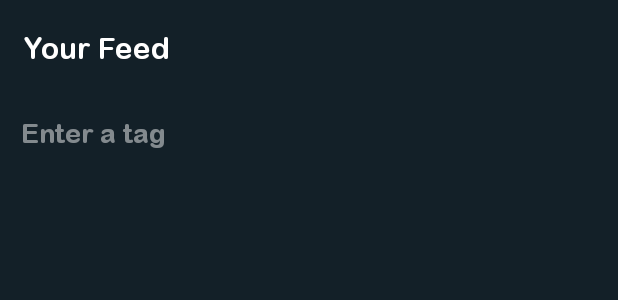
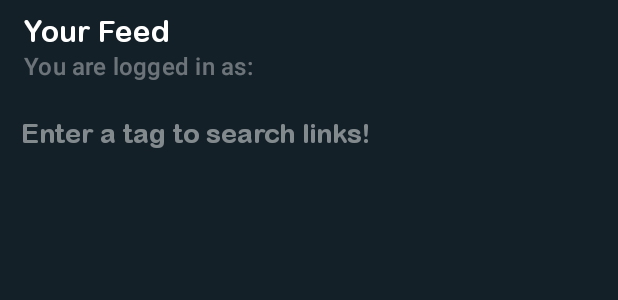
Before and after one commit to emirariemir/Linkylinkk, an Android app: the layout activity_feed.xml on its own in the app's theme, with its tools: preview values and no code run, on a phone screen of 412 x 824 dp. Shown: the top 300 px of the screen. Run offline under Robolectric (Android 15) with nearby library versions, the phone set to English and light mode, and no system bars.

Commit message:
Tag spacing problem fixed, logged in as: functionality added

```diff
--- a/app/src/main/java/com/emirari/linkylinkk/FeedActivity.java
+++ b/app/src/main/java/com/emirari/linkylinkk/FeedActivity.java
@@ -60,6 +60,8 @@ public class FeedActivity extends AppCompatActivity {
 
         mAuth = FirebaseAuth.getInstance();
         firestore = FirebaseFirestore.getInstance();
+
+        toolbar.setSubtitle("Hello, " + mAuth.getCurrentUser().getEmail());
 
         posts = new ArrayList<Post>();
 
--- a/app/src/main/res/layout/activity_feed.xml
+++ b/app/src/main/res/layout/activity_feed.xml
@@ -21,7 +21,9 @@
         app:layout_constraintTop_toTopOf="parent"
         app:title="Your Feed"
         app:titleTextColor="@color/white"
-        app:titleTextAppearance="@style/ToolbarTitleStyle"/>
+        app:titleTextAppearance="@style/ToolbarTitleStyle"
+        app:subtitle="You are logged in as:"
+        app:subtitleTextColor="#61FFFFFF"/>
 
     <androidx.recyclerview.widget.RecyclerView
         android:id="@+id/recyclerView"
@@ -43,7 +45,7 @@
         android:ems="10"
         android:inputType="text"
         android:text=""
-        android:hint="Enter a tag"
+        android:hint="Enter a tag to search links!"
         android:textColor="@color/white"
         android:textColorHint="#7AFFFFFF"
         android:fontFamily="@font/ariel_round"
```
Also changed, not shown: app/src/main/java/com/emirari/linkylinkk/MainActivity.java (+15 -0 lines), app/src/main/java/com/emirari/linkylinkk/UploadActivity.java (+29 -0 lines).
